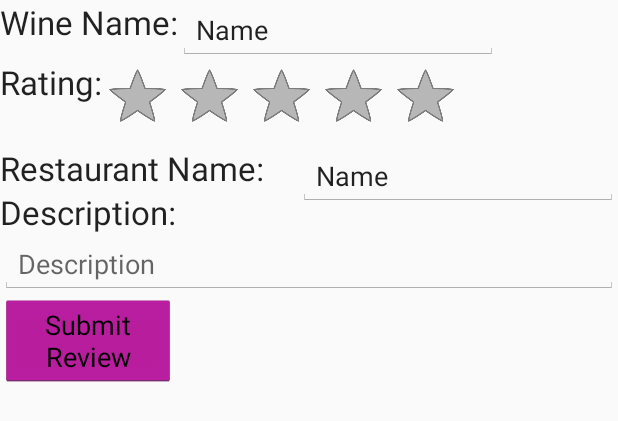
After one commit to CMSC436-Wine-App/Wine, an Android app: the layout wine_review.xml on its own in the app's theme, with its tools: preview values and no code run, on a phone screen of 412 x 824 dp. The commit adds this screen. Shown: the top 421 px of the screen. Run offline under Robolectric (Android 15) with nearby library versions, the phone set to English and light mode, and no system bars.

Commit message:
Linked your profile button on the home page to the UserProfile page. Working on add review functionality so that reviews will show up.

```diff
--- a/app/src/main/AndroidManifest.xml
+++ b/app/src/main/AndroidManifest.xml
@@ -20,6 +20,11 @@
                 <category android:name="android.intent.category.LAUNCHER" />
             </intent-filter>
         </activity>
+
+        <activity android:name=".UserProfile" >
+        </activity>
+
+
     </application>
 
 </manifest>
--- a/app/src/main/res/layout/list_wine_review.xml
+++ b/app/src/main/res/layout/list_wine_review.xml
@@ -25,7 +25,7 @@
     <RatingBar
         android:layout_width="wrap_content"
         android:layout_height="wrap_content"
-        android:id="@+id/ratingBar"
+        android:id="@+id/r_wine_rating"
         android:layout_toEndOf="@+id/iv_wine_thumbnail"
         android:rating="3.5"
         android:layout_below="@+id/tv_wine_name" />
--- /dev/null
+++ b/app/src/main/res/layout/wine_review.xml
@@ -0,0 +1,88 @@
+<?xml version="1.0" encoding="utf-8"?>
+
+<RelativeLayout xmlns:android="http://schemas.android.com/apk/res/android"
+    android:layout_width="match_parent" android:layout_height="match_parent">
+
+    <TextView
+        android:layout_width="wrap_content"
+        android:layout_height="wrap_content"
+        android:textAppearance="?android:attr/textAppearanceLarge"
+        android:text="@string/wine_name"
+        android:id="@+id/textView"
+        android:layout_alignParentTop="true"
+        android:layout_alignParentStart="true" />
+
+    <EditText
+        android:layout_width="wrap_content"
+        android:layout_height="wrap_content"
+        android:inputType="textPersonName"
+        android:text="Name"
+        android:ems="10"
+        android:id="@+id/editText"
+        android:layout_alignParentTop="true"
+        android:layout_toEndOf="@+id/textView" />
+
+    <RatingBar
+        android:layout_width="wrap_content"
+        android:layout_height="wrap_content"
+        android:id="@+id/ratingBar"
+        android:layout_toEndOf="@+id/textView2"
+        android:layout_below="@+id/editText" />
+
+    <TextView
+        android:layout_width="wrap_content"
+        android:layout_height="wrap_content"
+        android:textAppearance="?android:attr/textAppearanceLarge"
+        android:text="@string/rating"
+        android:id="@+id/textView2"
+        android:layout_alignTop="@+id/ratingBar"
+        android:layout_alignParentStart="true" />
+
+    <TextView
+        android:layout_width="wrap_content"
+        android:layout_height="wrap_content"
+        android:textAppearance="?android:attr/textAppearanceLarge"
+        android:text="@string/restaurant_name"
+        android:id="@+id/textView3"
+        android:layout_toStartOf="@+id/editText"
+        android:layout_below="@+id/ratingBar"
+        android:layout_alignParentStart="true"
+        android:layout_alignEnd="@+id/ratingBar" />
+
+    <EditText
+        android:layout_width="wrap_content"
+        android:layout_height="wrap_content"
+        android:inputType="textPersonName"
+        android:text="Name"
+        android:ems="10"
+        android:id="@+id/editText2"
+        android:layout_below="@+id/ratingBar"
+        android:layout_alignParentEnd="true" />
+
+    <TextView
+        android:layout_width="wrap_content"
+        android:layout_height="wrap_content"
+        android:textAppearance="?android:attr/textAppearanceLarge"
+        android:text="@string/description"
+        android:id="@+id/textView4"
+        android:layout_below="@+id/textView3"
+        android:layout_alignParentStart="true" />
+
+    <EditText
+        android:layout_width="wrap_content"
+        android:layout_height="wrap_content"
+        android:id="@+id/editText3"
+        android:layout_below="@+id/textView4"
+        android:layout_toStartOf="@+id/editText"
+        android:layout_alignParentStart="true"
+        android:layout_alignEnd="@+id/editText2"
+        android:hint="Description" />
+
+    <Button
+        android:layout_width="wrap_content"
+        android:layout_height="wrap_content"
+        android:text="@string/submit_review"
+        android:id="@+id/b_submit_review"
+        android:layout_below="@+id/editText3"
+        android:layout_alignEnd="@+id/textView4" />
+</RelativeLayout>
--- a/app/src/main/res/values/strings.xml
+++ b/app/src/main/res/values/strings.xml
@@ -22,9 +22,17 @@
 
     <!-- Badges -->
 
-    <!-- Your Profile Strings -->
+    <!-- Your Profile -->
     <string name="your_reviews">Your Reviews</string>
     <string name="purchase_history">Purchase History</string>
+
+    <!-- New Review -->
+    <string name="wine_name">Wine Name: </string>
+    <string name="rating">Rating: </string>
+    <string name="restaurant_name">Restaurant Name: </string>
+    <string name="description">Description: </string>
+    <string name="submit_review">Submit Review</string>
+
 
 
     <!--  -->
```
Also changed, not shown: app/src/main/java/wine/cmsc436/wine/NewWineReview.java (added, +25 -0 lines), app/src/main/java/wine/cmsc436/wine/UserProfile.java (added, +58 -0 lines), app/src/main/java/wine/cmsc436/wine/Wine.java (+22 -0 lines), app/src/main/java/wine/cmsc436/wine/WineReviewItem.java (added, +27 -0 lines), app/src/main/java/wine/cmsc436/wine/WineReviewListAdapter.java (added, +77 -0 lines).
